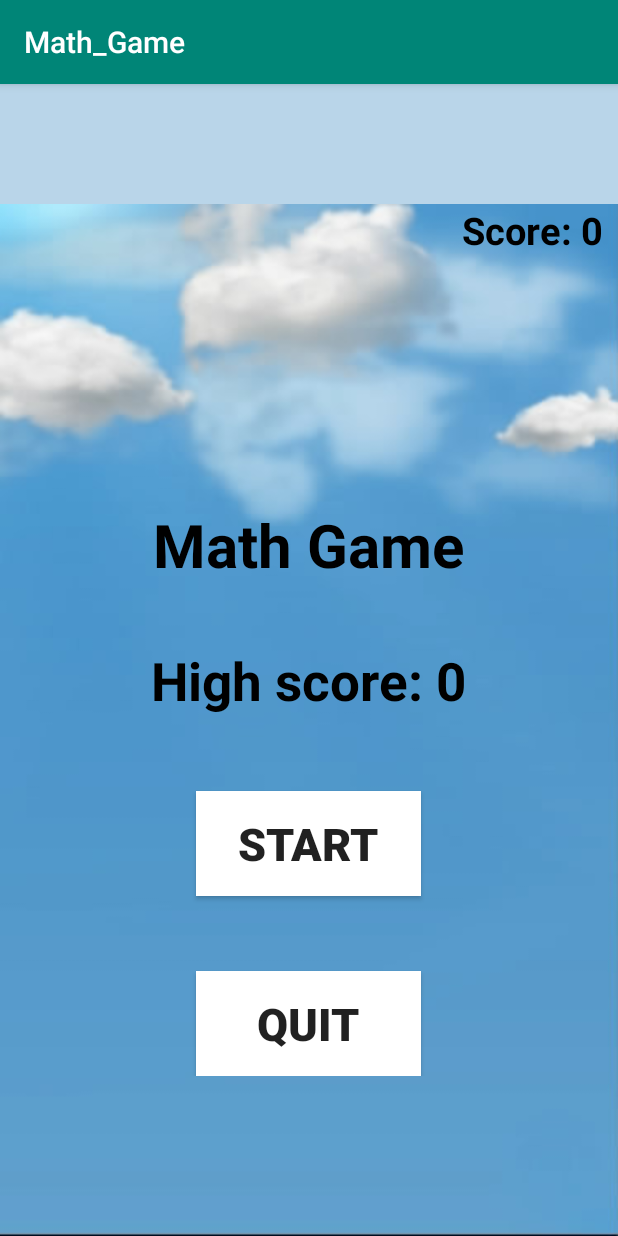
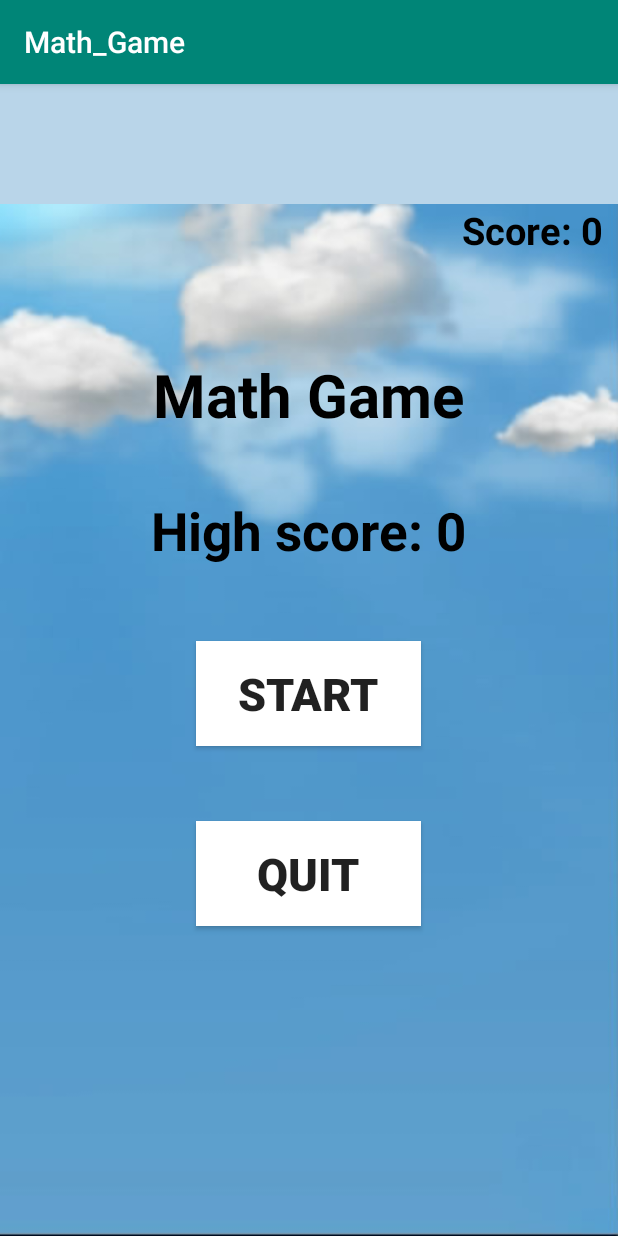
Before and after one commit to havkokfong/MathGame, an Android app: the screen it shows after launch (MainActivity), on a phone screen of 412 x 824 dp. Run offline under Robolectric (Android 15) with nearby library versions, the phone set to English and light mode, and no system bars.

Commit message:
edited ImageView

```diff
--- a/app/src/main/java/com/example/math_game/MainActivity.java
+++ b/app/src/main/java/com/example/math_game/MainActivity.java
@@ -22,7 +22,7 @@ public class MainActivity extends AppCompatActivity {
     private LinearLayout linearLayout;
 
     // Image
-    private ImageView basket, ball_1, ball_2, ball_3, ball_4;
+    private ImageView basket;
 
     // Size
     private int basketSize;
@@ -35,7 +35,7 @@ public class MainActivity extends AppCompatActivity {
     private float basketX, basketY;
 
     // Score
-    private TextView scoreLabel, highScoreLabel;
+    private TextView scoreLabel, highScoreLabel, ball_1, ball_2, ball_3, ball_4;
     private int score, highscore, timeCount;
 
     // Class
@@ -52,25 +52,40 @@ public class MainActivity extends AppCompatActivity {
         setContentView(R.layout.activity_main);
         frameLayout = findViewById(R.id.gameFrame);
         linearLayout = findViewById(R.id.start_game);
+        basket = findViewById(R.id.basket_image);
         ball_1 = findViewById(R.id.soccerBall_1);
         ball_2 = findViewById(R.id.soccerBall_2);
         ball_3 = findViewById(R.id.soccerBall_3);
         ball_4 = findViewById(R.id.soccerBall_4);
         scoreLabel = findViewById(R.id.score);
         highScoreLabel = findViewById(R.id.high_Score);
-
-//        soccer_ball = getResources().getDrawable(R.drawable.soccer_ball);
-//        basket = getResources().getDrawable(R.drawable.basket);
-
-
     }
 
     public void changePos(){
+
+        //ball_1
+        ball_1Y += 12;
+        float ball_1CenterX = ball_1X ;
+        float ball_1CenterY = ball_1Y;
+
+        if (hitCheck(ball_1CenterX, ball_1CenterY)){
+            ball_1Y = frameHeight + 100;
+        }
+
+        if (ball_1Y > frameHeight){
+            ball_1Y -= frameHeight;
+            ball_1X = (float) Math.floor(Math.random() * (frameWidth - ball_1.getWidth()));
+        }
+        ball_1.setX(ball_1X);
+        ball_1.setY(ball_1Y);
+
+
         // Moving
         if (action_flag) {
             //when touch
             basketX += 14;
         }else{
+            //releasing
             basketX -= 14;
         }
 
@@ -79,11 +94,20 @@ public class MainActivity extends AppCompatActivity {
             basketX = 0;
         }
         if (frameWidth - basketSize < basketX){
-            basketX = frameWidth - basketSize;
+            basketX = frameWidth - basketSize ;
 
         }
         basket.setX(basketX);
     }
+
+
+    public boolean hitCheck(float x, float y){
+        if (basketX <= x && x <= basketX + basketSize && basketY <= y && y <= frameHeight ){
+            return true;
+        }
+        return false;
+    }
+
 
     @Override
     public boolean onTouchEvent(MotionEvent event) {
@@ -104,7 +128,6 @@ public class MainActivity extends AppCompatActivity {
         if (frameHeight == 0){
             frameHeight = frameLayout.getHeight();
             frameWidth = frameLayout.getWidth();
-            initialFrameWidth = frameWidth;
 
             basketSize = basket.getHeight();
             basketX = basket.getX();
@@ -112,11 +135,6 @@ public class MainActivity extends AppCompatActivity {
         }
 
         basket.setX(0.0f);
-        ball_1.setX(3000.0f);
-        ball_2.setX(3000.0f);
-        ball_3.setX(3000.0f);
-        ball_4.setX(3000.0f);
-
         ball_1Y = ball_1.getY();
         ball_2Y = ball_2.getY();
         ball_3Y = ball_3.getY();
@@ -140,7 +158,7 @@ public class MainActivity extends AppCompatActivity {
                     handler.post(new Runnable() {
                         @Override
                         public void run() {
-                            changePos();
+                           changePos();
                         }
                     });
                 }
--- a/app/src/main/res/layout/activity_main.xml
+++ b/app/src/main/res/layout/activity_main.xml
@@ -15,7 +15,7 @@
 
     <FrameLayout
         android:id="@+id/gameFrame"
-        android:layout_width="match_parent"
+        android:layout_width="412dp"
         android:layout_height="match_parent"
         android:background="@drawable/background_2">
 
@@ -32,97 +32,93 @@
             android:layout_marginEnd="10dp" />
 
         <ImageView
-            android:id="@+id/basket"
-            android:layout_width="140dp"
+            android:id="@+id/basket_image"
+            android:layout_width="97dp"
             android:layout_height="87dp"
             android:layout_gravity="bottom"
             android:src="@drawable/basket"
+            android:visibility="invisible" />
+
+        <TextView
+            android:id="@+id/soccerBall_1"
+            android:layout_width="60dp"
+            android:layout_height="60dp"
+            android:background="@drawable/soccer_ball"
             android:visibility="invisible"/>
 
-        <ImageView
-            android:id="@+id/soccerBall_1"
-            android:layout_width="99dp"
-            android:layout_height="112dp"
-            android:src="@drawable/soccer_ball"
-            android:visibility="invisible"/>
-
-        <ImageView
+        <TextView
             android:id="@+id/soccerBall_2"
-            android:layout_width="99dp"
-            android:layout_height="112dp"
-            android:src="@drawable/soccer_ball"
+            android:layout_width="60dp"
+            android:layout_height="60dp"
+            android:background="@drawable/soccer_ball_2"
             android:visibility="invisible"/>
 
 
-        <ImageView
+        <TextView
             android:id="@+id/soccerBall_3"
-            android:layout_width="99dp"
-            android:layout_height="112dp"
-            android:src="@drawable/soccer_ball"
+            android:layout_width="60dp"
+            android:layout_height="60dp"
+            android:background="@drawable/soccer_ball_3"
             android:visibility="invisible"/>
 
-        <ImageView
+        <TextView
             android:id="@+id/soccerBall_4"
-            android:layout_width="99dp"
-            android:layout_height="112dp"
-            android:src="@drawable/soccer_ball"
+            android:layout_width="60dp"
+            android:layout_height="60dp"
+            android:background="@drawable/soccer_ball_3"
             android:visibility="invisible"/>
 
         <LinearLayout
             android:id="@+id/start_game"
             android:layout_width="match_parent"
-            android:layout_height="wrap_content"
-            android:orientation="vertical"
-            android:layout_gravity="center_horizontal">
+            android:layout_height="match_parent"
+            android:layout_gravity="center_horizontal"
+            android:orientation="vertical">
 
             <TextView
                 android:layout_width="wrap_content"
                 android:layout_height="wrap_content"
+                android:layout_gravity="center_horizontal"
+                android:layout_marginTop="100dp"
                 android:text="@string/game_title"
+                android:textAlignment="center"
+                android:textColor="@color/black"
                 android:textSize="40sp"
-                android:textAlignment="center"
-                android:layout_gravity="center_horizontal"
-                android:textStyle="bold"
-                android:textColor="@color/black"
-                android:layout_marginTop="200dp"
-                />
+                android:textStyle="bold" />
 
             <TextView
                 android:id="@+id/high_Score"
                 android:layout_width="wrap_content"
                 android:layout_height="wrap_content"
-                android:text="@string/high_score_text"
-                android:textSize="35sp"
-                android:textColor="@color/black"
-                android:textStyle="bold"
                 android:layout_gravity="center_horizontal"
                 android:layout_marginTop="40dp"
-                />
+                android:text="@string/high_score_text"
+                android:textColor="@color/black"
+                android:textSize="35sp"
+                android:textStyle="bold" />
 
             <Button
                 android:id="@+id/start_button"
                 android:layout_width="150dp"
                 android:layout_height="70dp"
                 android:layout_gravity="center_horizontal"
+                android:layout_marginTop="50dp"
+                android:background="@color/white"
+                android:onClick="startGame"
                 android:text="@string/start_button_text"
-                android:textStyle="bold"
                 android:textSize="30sp"
-                android:background="@color/white"
-                android:layout_marginTop="50dp"
-                android:onClick="startGame"
-                />
+                android:textStyle="bold" />
 
             <Button
                 android:layout_width="150dp"
                 android:layout_height="70dp"
                 android:layout_gravity="center_horizontal"
+                android:layout_marginTop="50dp"
+                android:background="@color/white"
+                android:onClick="quitGame"
                 android:text="@string/quit_button_text"
-                android:textStyle="bold"
                 android:textSize="30sp"
-                android:background="@color/white"
-                android:layout_marginTop="50dp"
-                android:onClick="quitGame"
-                />
+                android:textStyle="bold" />
 
         </LinearLayout>
 
```
Also changed, not shown: app/src/main/res/drawable/soccer_ball_2.png (added), app/src/main/res/drawable/soccer_ball_3.png (added), app/src/main/res/drawable/soccer_ball_4.png (added).
